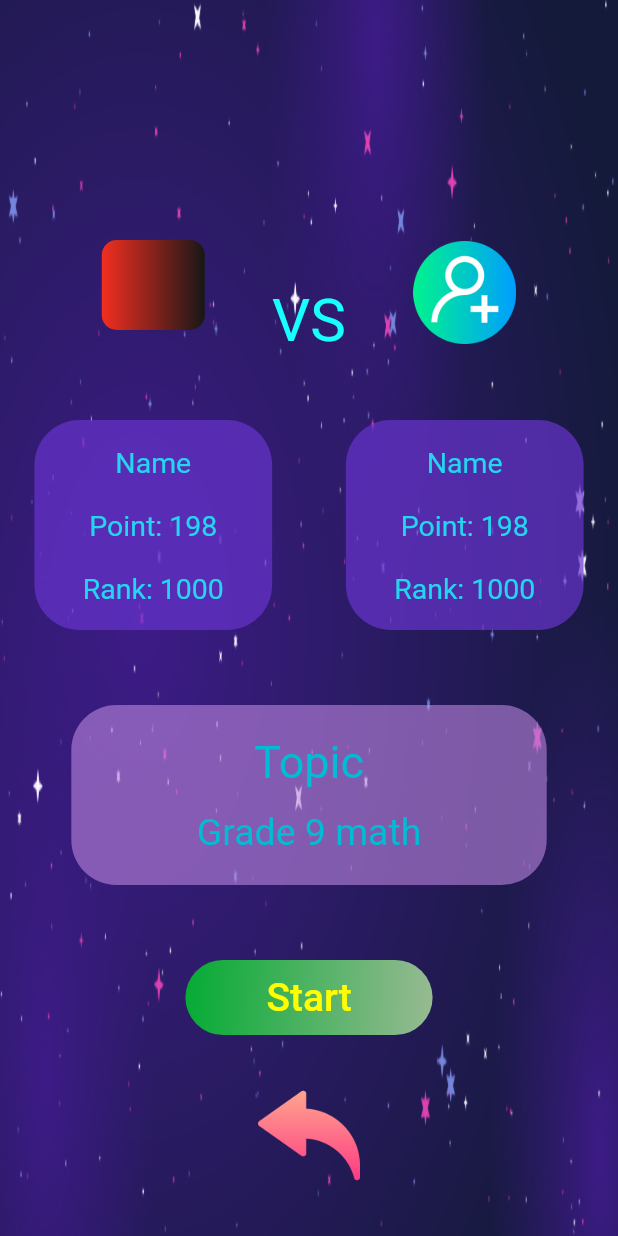
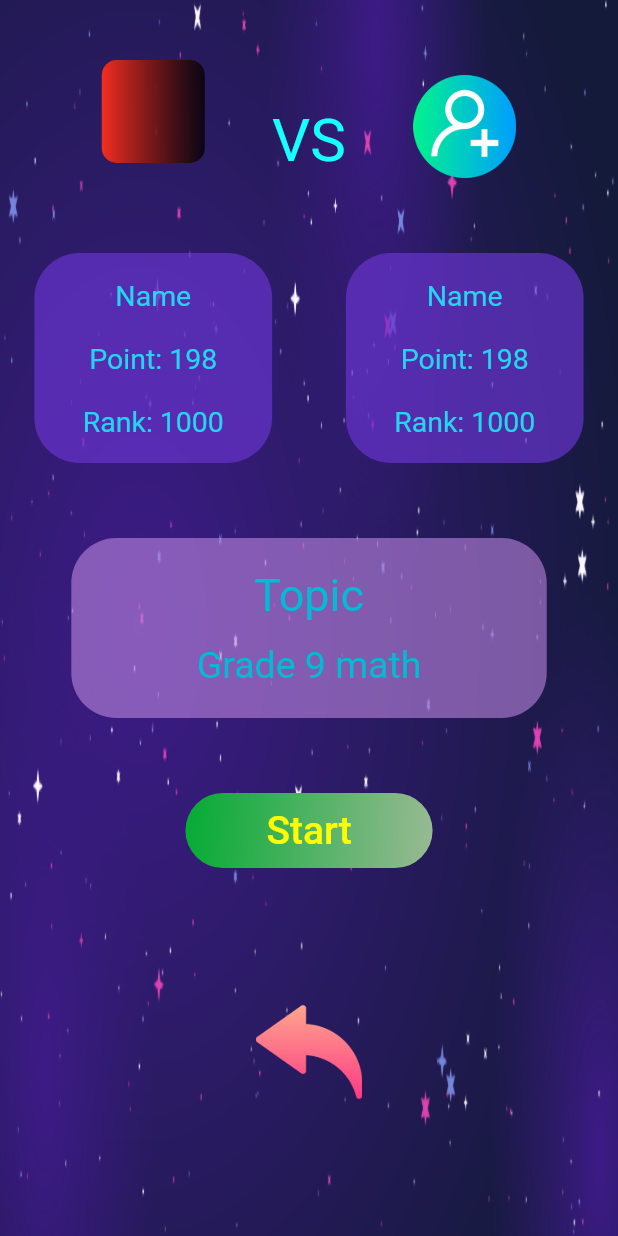
Before and after one commit to thanhpro0703/o_z_e, a Flutter app: the Screen_Solo widget shown alone on an empty page, opened directly, on a phone screen of 412 x 824 dp. Run offline on Flutter 3.47's test engine with Material 2 defaults, Android fonts, the phone set to English and light mode, and no system bars.

Commit message:
update lan n

```diff
--- a/game_app/lib/main.dart
+++ b/game_app/lib/main.dart
@@ -19,7 +19,7 @@ class MyApp extends StatelessWidget {
   @override
   Widget build(BuildContext context) {
     return const MaterialApp(
-      home: Screen_Team(),
+      home: Screen_Choose_Level(),
     );
   }
 }
--- a/game_app/lib/screen_solo/screen_solo.dart
+++ b/game_app/lib/screen_solo/screen_solo.dart
@@ -18,9 +18,9 @@ class _MyScreenSolo extends State<Screen_Solo> {
         fit: BoxFit.fill,
       )),
       child: Column(
-        mainAxisAlignment: MainAxisAlignment.start,
+        mainAxisAlignment: MainAxisAlignment.center,
         children: [
-          Container(margin: EdgeInsets.only(top: 120)),
+          // Container(margin: EdgeInsets.only(top: 70)),
           Row(
             mainAxisAlignment: MainAxisAlignment.center,
             crossAxisAlignment: CrossAxisAlignment.start,
@@ -29,11 +29,14 @@ class _MyScreenSolo extends State<Screen_Solo> {
                 Padding(padding: EdgeInsets.only(top: 40)),
                 Container(
                     width: MediaQuery.of(context).size.width / 6,
-                    height: 60,
+                    height: MediaQuery.of(context).size.width / 6,
                     decoration: BoxDecoration(
                         borderRadius: BorderRadius.circular(10),
                         gradient: const LinearGradient(
-                          colors: [Color(0xfff32e20), Color(0xff171717)],
+                          colors: [
+                            Color(0xfff32e20),
+                            Color.fromARGB(200, 0, 0, 0)
+                          ],
                           begin: Alignment.topLeft,
                           end: Alignment.topRight,
                         )),
@@ -79,10 +82,10 @@ class _MyScreenSolo extends State<Screen_Solo> {
                       style:
                           TextStyle(fontSize: 40, color: Colors.cyanAccent))),
               Column(children: [
-                Padding(padding: EdgeInsets.only(top: 40)),
+                Padding(padding: EdgeInsets.only(top: 50)),
                 Container(
                   width: MediaQuery.of(context).size.width / 6,
-                  height: 70,
+                  height: MediaQuery.of(context).size.width / 6,
                   child: Image(image: AssetImage('assets/add-user.png')),
                 ),
                 Padding(padding: EdgeInsets.only(top: 50)),
@@ -171,8 +174,8 @@ class _MyScreenSolo extends State<Screen_Solo> {
               ))),
           Expanded(
               child: Container(
-                  height: 100,
-                  width: 100,
+                  height: MediaQuery.of(context).size.height / 4,
+                  width: MediaQuery.of(context).size.width / 4,
                   child: ElevatedButton(
                     style: ElevatedButton.styleFrom(
                         primary: Colors.transparent,
```
Also changed, not shown: game_app/lib/screen_choose_level/screen_choose_level.dart (+11 -21 lines).
